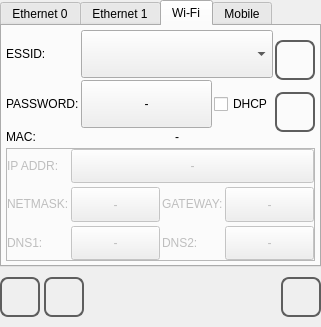
First picture: the form in qt_library/ATCMsystem/net_conf.ui, repository MECTsrl/mect_plugins, before the edit.
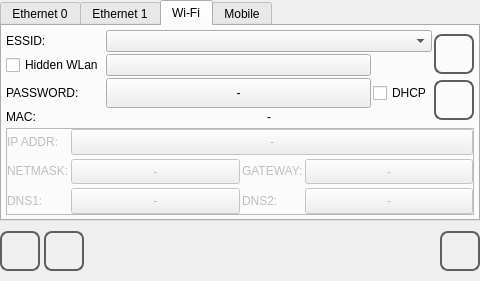
Second picture: the form after the edit. The open tabs and pages were chosen to show the change. Icons and pictures are not drawn.

Commit message: Issue 79-EST-2019-07-17	Reti wifi nascoste

```diff
--- a/qt_library/ATCMsystem/net_conf.ui
+++ b/qt_library/ATCMsystem/net_conf.ui
@@ -6,8 +6,8 @@
    <rect>
     <x>0</x>
     <y>0</y>
-    <width>321</width>
-    <height>327</height>
+    <width>480</width>
+    <height>281</height>
    </rect>
   </property>
   <property name="sizePolicy">
@@ -632,7 +632,7 @@
              </property>
             </widget>
            </item>
-           <item row="0" column="1" colspan="2">
+           <item row="0" column="2" colspan="2">
             <widget class="QComboBox" name="comboBox_wlan0_essid">
              <property name="sizePolicy">
               <sizepolicy hsizetype="Expanding" vsizetype="MinimumExpanding">
@@ -645,7 +645,7 @@
              </property>
             </widget>
            </item>
-           <item row="1" column="0">
+           <item row="2" column="0">
             <widget class="QLabel" name="label__wlan0_pwd">
              <property name="sizePolicy">
               <sizepolicy hsizetype="Minimum" vsizetype="Fixed">
@@ -661,7 +661,7 @@
              </property>
             </widget>
            </item>
-           <item row="1" column="1">
+           <item row="2" column="2">
             <widget class="QPushButton" name="pushButton_wlan0_pwd">
              <property name="sizePolicy">
               <sizepolicy hsizetype="Expanding" vsizetype="MinimumExpanding">
@@ -677,7 +677,7 @@
              </property>
             </widget>
            </item>
-           <item row="2" column="0">
+           <item row="3" column="0">
             <widget class="QLabel" name="label_wlan0_MACtxt">
              <property name="sizePolicy">
               <sizepolicy hsizetype="Minimum" vsizetype="Fixed">
@@ -693,7 +693,7 @@
              </property>
             </widget>
            </item>
-           <item row="1" column="2">
+           <item row="2" column="3">
             <widget class="QCheckBox" name="checkBox_wlan0_DHCP">
              <property name="sizePolicy">
               <sizepolicy hsizetype="Fixed" vsizetype="Fixed">
@@ -718,7 +718,7 @@
              </property>
             </widget>
            </item>
-           <item row="2" column="1" colspan="2">
+           <item row="3" column="2" colspan="2">
             <widget class="QLabel" name="label_wlan0_MAC">
              <property name="sizePolicy">
               <sizepolicy hsizetype="MinimumExpanding" vsizetype="Fixed">
@@ -737,6 +737,20 @@
              </property>
             </widget>
            </item>
+           <item row="1" column="0">
+            <widget class="QCheckBox" name="checkBox_hiddenESSID">
+             <property name="text">
+              <string>Hidden WLan</string>
+             </property>
+            </widget>
+           </item>
+           <item row="1" column="2">
+            <widget class="QPushButton" name="pushButton_hidden_WLan">
+             <property name="text">
+              <string/>
+             </property>
+            </widget>
+           </item>
           </layout>
          </item>
          <item>
```
Left out of the diff: 2 changed lines with no effect on the pictures.
